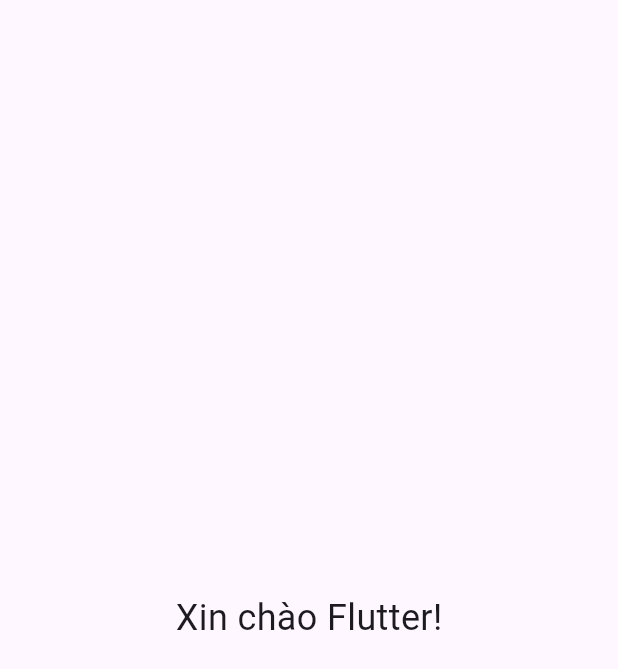
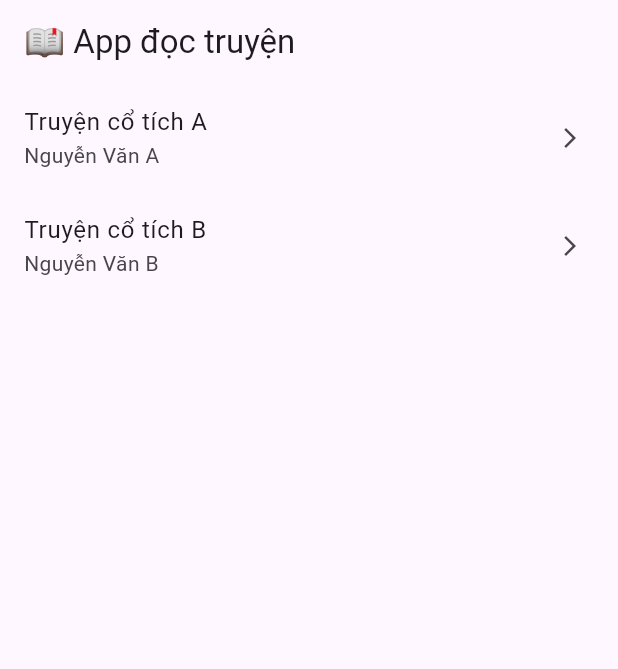
Before and after one commit to datnvq/2025_LTTBDD_N04_Nhom_QuocDat, a Flutter app: the screen it shows after launch, on a phone screen of 412 x 824 dp. Shown: the top 669 px of the screen. Run offline on Flutter 3.47's test engine with Material 3 defaults, Android fonts, the phone set to English and light mode, and no system bars.

```diff
--- a/book_app/lib/main.dart
+++ b/book_app/lib/main.dart
@@ -1,4 +1,5 @@
 import 'package:flutter/material.dart';
+import 'screens/home_screen.dart';
 
 void main() {
   runApp(const MyApp());
@@ -10,16 +11,9 @@ class MyApp extends StatelessWidget {
   @override
   Widget build(BuildContext context) {
     return MaterialApp(
-      title: 'Ứng dụng đọc sách',
+      title: 'App đọc truyện',
       theme: ThemeData(primarySwatch: Colors.blue),
-      home: const Scaffold(
-        body: Center(
-          child: Text(
-            'Xin chào Flutter!',
-            style: TextStyle(fontSize: 24),
-          ),
-        ),
-      ),
+      home: const HomeScreen(),
     );
   }
 }
--- /dev/null
+++ b/book_app/lib/models/story.dart
@@ -0,0 +1,40 @@
+class Chapter {
+  final int id;
+  final String title;
+  final String content;
+
+  Chapter({required this.id, required this.title, required this.content});
+
+  factory Chapter.fromJson(Map<String, dynamic> json) {
+    return Chapter(
+      id: json['id'],
+      title: json['title'],
+      content: json['content'],
+    );
+  }
+}
+
+class Story {
+  final int id;
+  final String title;
+  final String author;
+  final List<Chapter> chapters;
+
+  Story({
+    required this.id,
+    required this.title,
+    required this.author,
+    required this.chapters,
+  });
+
+  factory Story.fromJson(Map<String, dynamic> json) {
+    return Story(
+      id: json['id'],
+      title: json['title'],
+      author: json['author'],
+      chapters: (json['chapters'] as List)
+          .map((c) => Chapter.fromJson(c))
+          .toList(),
+    );
+  }
+}
--- /dev/null
+++ b/book_app/lib/screens/home_screen.dart
@@ -0,0 +1,41 @@
+import 'package:flutter/material.dart';
+import '../models/story.dart';
+import '../services/story_service.dart';
+import 'story_detail_screen.dart';
+
+class HomeScreen extends StatelessWidget {
+  const HomeScreen({super.key});
+
+  @override
+  Widget build(BuildContext context) {
+    return Scaffold(
+      appBar: AppBar(title: Text("📖 App đọc truyện")),
+      body: FutureBuilder<List<Story>>(
+        future: StoryService.loadStories(),
+        builder: (context, snapshot) {
+          if (!snapshot.hasData) return Center(child: CircularProgressIndicator());
+          final stories = snapshot.data!;
+          return ListView.builder(
+            itemCount: stories.length,
+            itemBuilder: (context, index) {
+              final story = stories[index];
+              return ListTile(
+                title: Text(story.title),
+                subtitle: Text(story.author),
+                trailing: Icon(Icons.arrow_forward_ios, size: 16),
+                onTap: () {
+                  Navigator.push(
+                    context,
+                    MaterialPageRoute(
+                      builder: (_) => StoryDetailScreen(story: story),
+                    ),
+                  );
+                },
+              );
+            },
+          );
+        },
+      ),
+    );
+  }
+}
--- /dev/null
+++ b/book_app/lib/services/story_service.dart
@@ -0,0 +1,11 @@
+import 'dart:convert';
+import 'package:flutter/services.dart';
+import '../models/story.dart';
+
+class StoryService {
+  static Future<List<Story>> loadStories() async {
+    final data = await rootBundle.loadString('assets/stories.json');
+    final List<dynamic> jsonData = json.decode(data);
+    return jsonData.map((s) => Story.fromJson(s)).toList();
+  }
+}
--- a/book_app/pubspec.yaml
+++ b/book_app/pubspec.yaml
@@ -87,3 +87,5 @@ flutter:
   #
   # For details regarding fonts from package dependencies,
   # see https://flutter.dev/to/font-from-package
+  assets:
+    - assets/stories.json
```
Also changed, not shown: book_app/assets/stories.json (+14 -2 lines), book_app/lib/screens/reader_screen.dart (added, +24 -0 lines), book_app/lib/screens/story_detail_screen.dart (added, +33 -0 lines), book_app/lib/models/chapter.dart (added).
